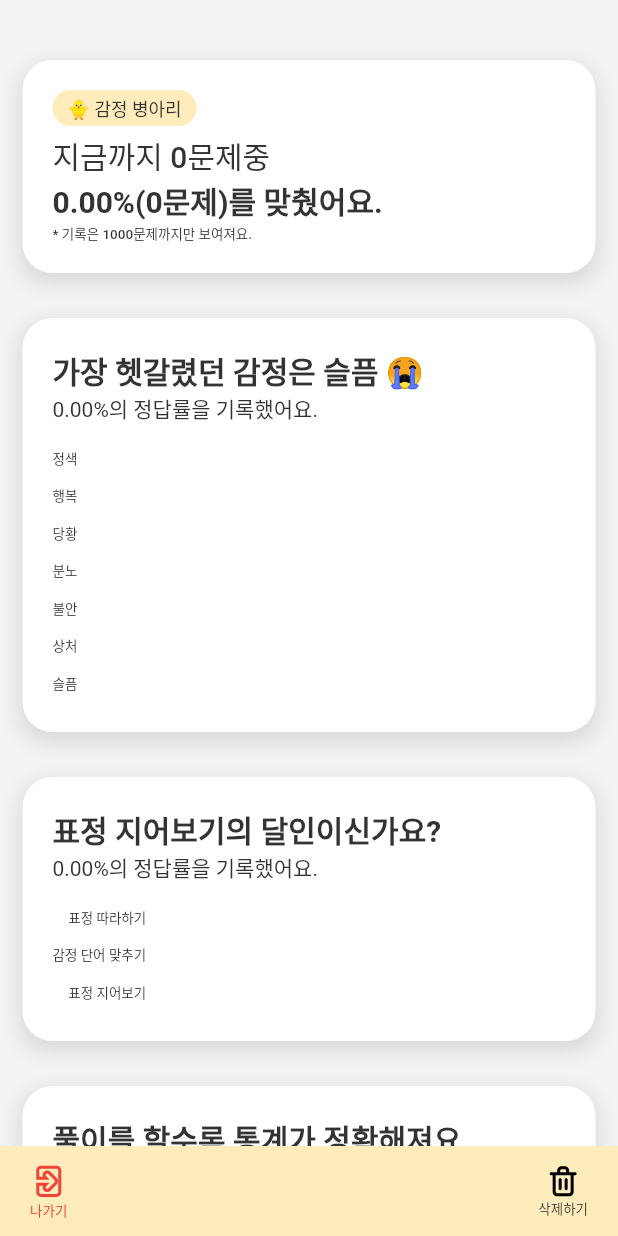
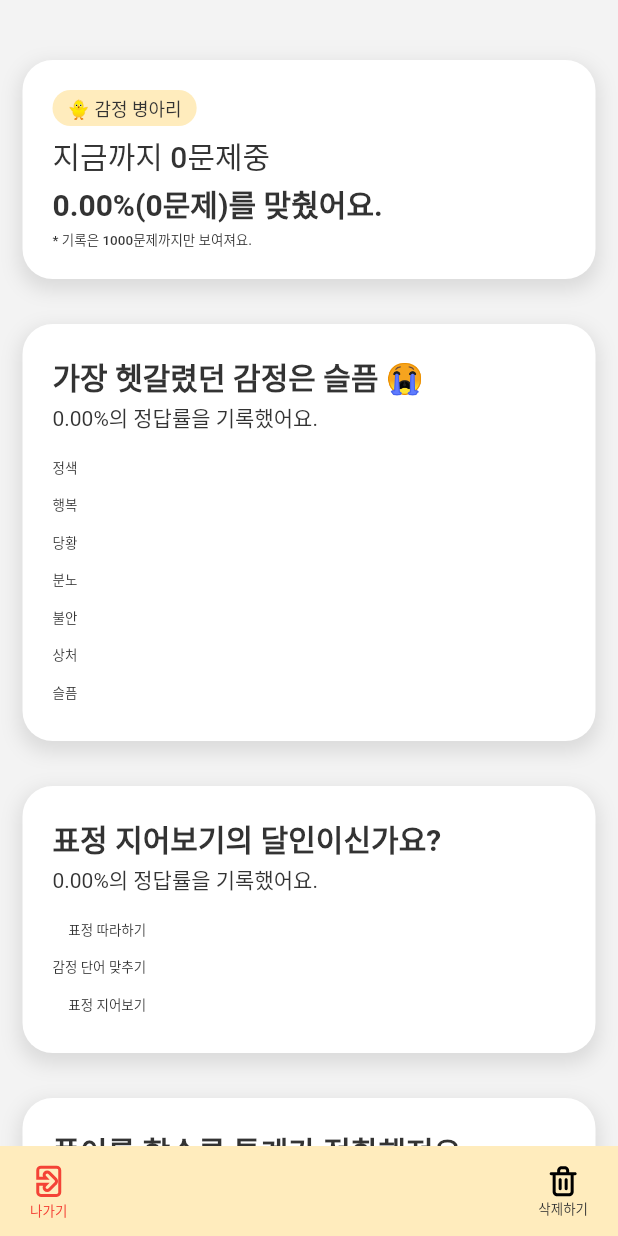
Before and after one commit to Vici-gsc/Smiler-Front, a Flutter app: the StatisticsScreen screen opened directly, on a phone screen of 412 x 824 dp. Run offline on Flutter 3.47's test engine with Material 2 defaults, Android fonts, the phone set to English and light mode, and no system bars; our stand-ins replace another_flushbar, camera, connectivity, flutter_svg, freezed_annotation, lottie and 2 more; accounts and stored records are empty; Roboto replaces fonts that are missing (Pretendard).

Commit message:
:lipstick: fix : 통계 페이지 로딩시 카드가 뜨지 않게 수정

```diff
--- a/lib/presentation/component/organism/statistics_container.dart
+++ b/lib/presentation/component/organism/statistics_container.dart
@@ -43,6 +43,7 @@ class StatisticsContainer extends StatefulWidget {
 
 class _StatisticsContainerState extends State<StatisticsContainer>
     with TickerProviderStateMixin {
+  static const _spacing = 2.0;
   late final AnimationController _animController;
   late final Animation<Offset> _animOffset;
 
@@ -76,15 +77,18 @@ class _StatisticsContainerState extends State<StatisticsContainer>
                   widget.header!,
                   style: Theme.of(context).textTheme.bodyLarge,
                 ),
+              if (widget.header != null) const SizedBox(height: _spacing),
               Text(
                 widget.title,
                 style: Theme.of(context).textTheme.titleMedium,
               ),
+              if (widget.description != null) const SizedBox(height: _spacing),
               if (widget.description != null)
                 Text(
                   widget.description!,
                   style: Theme.of(context).textTheme.bodyMedium,
                 ),
+              if (widget.footer != null) const SizedBox(height: _spacing),
               if (widget.footer != null)
                 Text(
                   widget.footer!,
--- a/lib/presentation/statistics/statistics_screen.dart
+++ b/lib/presentation/statistics/statistics_screen.dart
@@ -51,9 +51,9 @@ class _StatisticsScreenState extends State<StatisticsScreen> {
     return Scaffold(
       backgroundColor: ServiceColors.background,
       body: SafeArea(
-        child: Stack(
-          children: [
-            Column(
+        child: viewModel.state.isLoading
+            ? const Center(child: CircularProgressIndicator())
+            : Column(
                 children: [
                   Expanded(child: _StatDataWidget(state: viewModel.state)),
                   Container(
@@ -76,13 +76,6 @@ class _StatisticsScreenState extends State<StatisticsScreen> {
                         ),
                       ],
                     ),
-                ),
-              ],
-            ),
-            if (viewModel.state.isLoading)
-              Container(
-                color: Colors.black.withOpacity(0.5),
-                child: const Center(child: CircularProgressIndicator()),
                   ),
                 ],
               ),
```
Lines whose indentation alone changed are shown as unchanged.
